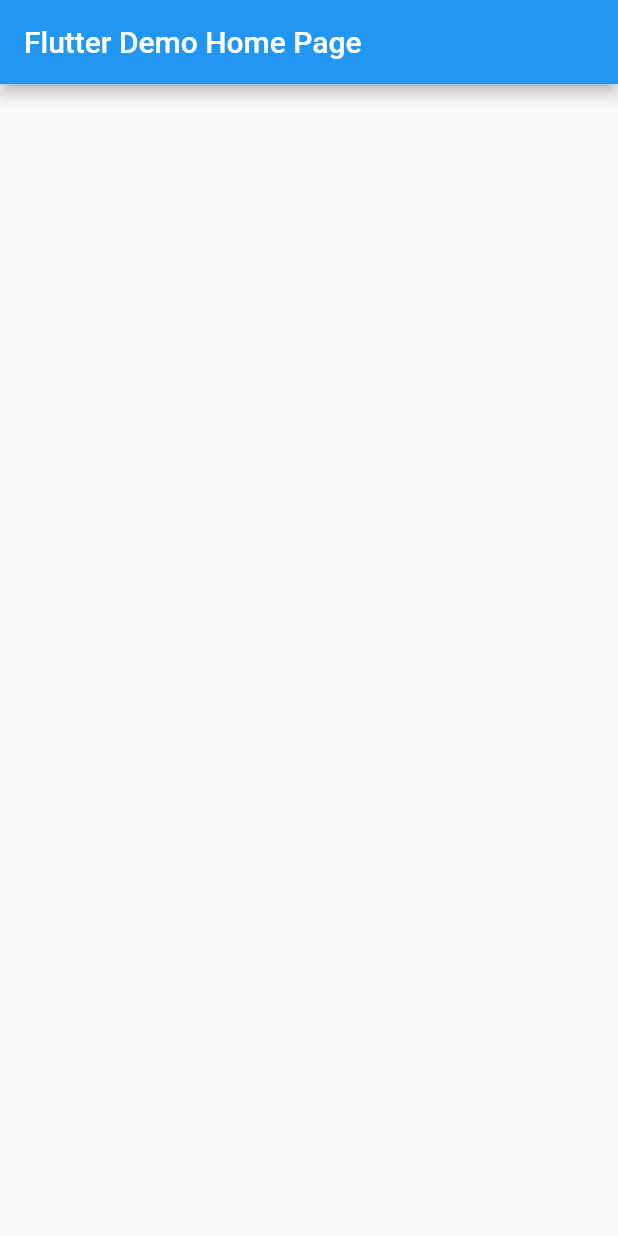
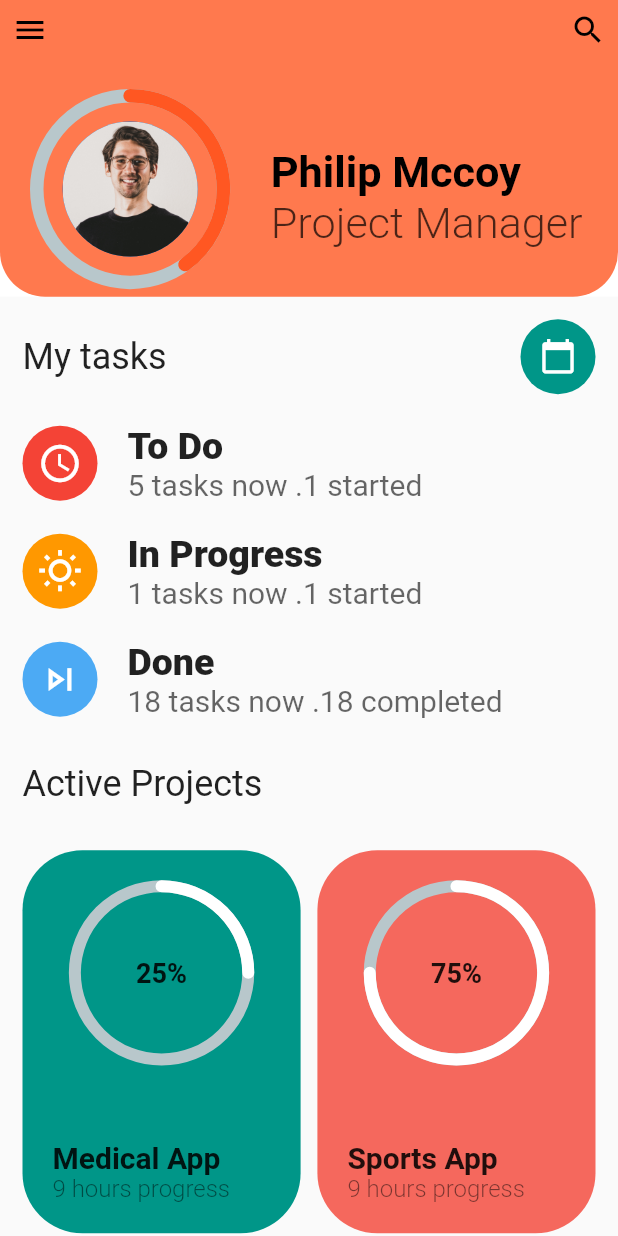
Before and after one commit to RustamAbdirakhmonov/todo_app, a Flutter app: the screen it shows after launch, on a phone screen of 412 x 824 dp. Run offline on Flutter 3.47's test engine with Material 2 defaults, Android fonts, the phone set to English and light mode, and no system bars; drawn by our look-alikes of percent_indicator.

Commit message:
to do app

```diff
--- a/lib/main.dart
+++ b/lib/main.dart
@@ -1,4 +1,5 @@
 import 'package:flutter/material.dart';
+import 'package:todo_app/screens/my_home_page_screen.dart';
 
 void main() {
   runApp(const MyApp());
@@ -11,7 +12,8 @@ class MyApp extends StatelessWidget {
   @override
   Widget build(BuildContext context) {
     return MaterialApp(
-      title: 'Flutter Demo',
+      debugShowCheckedModeBanner: false,
+      title: 'TodoApp',
       theme: ThemeData(
         // This is the theme of your application.
         //
@@ -24,57 +26,8 @@ class MyApp extends StatelessWidget {
         // is not restarted.
         primarySwatch: Colors.blue,
       ),
-      home: const MyHomePage(title: 'Flutter Demo Home Page'),
+      home: MyHomePageScreen(),
+
     );
   }
 }
-
-class MyHomePage extends StatefulWidget {
-  const MyHomePage({Key? key, required this.title}) : super(key: key);
-
-  // This widget is the home page of your application. It is stateful, meaning
-  // that it has a State object (defined below) that contains fields that affect
-  // how it looks.
-
-  // This class is the configuration for the state. It holds the values (in this
-  // case the title) provided by the parent (in this case the App widget) and
-  // used by the build method of the State. Fields in a Widget subclass are
-  // always marked "final".
-
-  final String title;
-
-  @override
-  State<MyHomePage> createState() => _MyHomePageState();
-}
-
-class _MyHomePageState extends State<MyHomePage> {
-  int _counter = 0;
-
-  void _incrementCounter() {
-    setState(() {
-      // This call to setState tells the Flutter framework that something has
-      // changed in this State, which causes it to rerun the build method below
-      // so that the display can reflect the updated values. If we changed
-      // _counter without calling setState(), then the build method would not be
-      // called again, and so nothing would appear to happen.
-      _counter++;
-    });
-  }
-
-  @override
-  Widget build(BuildContext context) {
-    // This method is rerun every time setState is called, for instance as done
-    // by the _incrementCounter method above.
-    //
-    // The Flutter framework has been optimized to make rerunning build methods
-    // fast, so that you can just rebuild anything that needs updating rather
-    // than having to individually change instances of widgets.
-    return Scaffold(
-      appBar: AppBar(
-        // Here we take the value from the MyHomePage object that was created by
-        // the App.build method, and use it to set our appbar title.
-        title: Text(widget.title),
-      ),
-    );
-  }
-}
--- /dev/null
+++ b/lib/screens/my_home_page_screen.dart
@@ -0,0 +1,379 @@
+import 'package:flutter/cupertino.dart';
+import 'package:flutter/material.dart';
+import 'package:percent_indicator/circular_percent_indicator.dart';
+
+class MyHomePageScreen extends StatefulWidget {
+  // static const routeArgs='/my_home_page';
+  const MyHomePageScreen({Key? key}) : super(key: key);
+
+  @override
+  State<MyHomePageScreen> createState() => _MyHomePageScreenState();
+}
+
+class _MyHomePageScreenState extends State<MyHomePageScreen> {
+  bool _pinned = true;
+  bool _snap = false;
+  bool _floating = false;
+
+  @override
+  Widget build(BuildContext context) {
+    var width = MediaQuery.of(context).size.width;
+    var height = MediaQuery.of(context).size.height;
+    return Scaffold(
+      body: CustomScrollView(
+        slivers: <Widget>[
+          SliverAppBar(
+            leading: const Align(
+                alignment: Alignment.topLeft,
+                child: Padding(
+                  padding: EdgeInsets.all(8.0),
+                  child: Icon(
+                    Icons.menu_outlined,
+                    color: Colors.black,
+                  ),
+                )),
+            shadowColor: Colors.black,
+            backgroundColor: Colors.white,
+            pinned: _pinned,
+            snap: _snap,
+            floating: _floating,
+            expandedHeight: height * .24,
+            toolbarHeight: height * .11,
+            actions: [
+              const Align(
+                  alignment: Alignment.topLeft,
+                  child: Padding(
+                    padding: EdgeInsets.all(8.0),
+                    child: Icon(
+                      Icons.search_outlined,
+                      color: Colors.black,
+                    ),
+                  )),
+            ],
+            flexibleSpace: FlexibleSpaceBar(
+              title: Row(
+                mainAxisAlignment: MainAxisAlignment.start,
+                crossAxisAlignment: CrossAxisAlignment.end,
+                children: <Widget>[
+                  CircularPercentIndicator(
+                    radius: width * .09,
+                    lineWidth: 5.0,
+                    animation: true,
+                    percent: .4,
+                    center: Container(
+                      padding: EdgeInsets.all(3),
+                      child: CircleAvatar(
+                        maxRadius: 25,
+                        minRadius: 10,
+                        backgroundImage: AssetImage('assets/images/user.jpg'),
+                      ),
+                    ),
+                    circularStrokeCap: CircularStrokeCap.round,
+                    progressColor: Colors.deepOrange,
+
+                  ),
+
+                  Padding(
+                    padding: EdgeInsets.only(bottom: 15, left: 15),
+                    child: Column(
+                      mainAxisAlignment: MainAxisAlignment.end,
+                      crossAxisAlignment: CrossAxisAlignment.start,
+                      children: <Widget>[
+                        Text(
+                          'Philip Mccoy',
+                          style: TextStyle(
+                              color: Colors.black,
+                              fontSize: 16,
+                              fontWeight: FontWeight.w700),
+                        ),
+                        Text(
+                          'Project Manager',
+                          style: TextStyle(
+                              color: Colors.black.withOpacity(.7),
+                              fontSize: 16,
+                              fontWeight: FontWeight.w300),
+                        )
+                      ],
+                    ),
+                  )
+                ],
+              ),
+              background: Container(
+                decoration: BoxDecoration(
+                    color: Colors.deepOrange.withOpacity(.8),
+                    borderRadius:
+                        BorderRadius.vertical(bottom: Radius.circular(30))),
+              ),
+              expandedTitleScale: 1.8,
+              titlePadding: EdgeInsets.only(left: 20, bottom: 5),
+            ),
+          ),
+          SliverList(
+            delegate: SliverChildBuilderDelegate(
+              (BuildContext context, int index) {
+                return SingleChildScrollView(
+                  child: Container(
+                    padding: EdgeInsets.only(top: 15, left: 15, right: 15),
+                    child: Column(
+                      children: <Widget>[
+                        Row(
+                          mainAxisAlignment: MainAxisAlignment.spaceBetween,
+                          children: <Widget>[
+                            Text(
+                              'My tasks',
+                              style: Theme.of(context).textTheme.headline5,
+                            ),
+                            Container(
+                              decoration: BoxDecoration(
+                                borderRadius: BorderRadius.circular(100),
+                                color: Colors.teal,
+                              ),
+                              width: 50,
+                              height: 50,
+                              child: Icon(
+                                Icons.calendar_today,
+                                color: Colors.white,
+                                size: 25,
+                              ),
+                            ),
+                          ],
+                        ),
+                        SizedBox(
+                          height: 20,
+                        ),
+                        TasksAction(
+                            icon: Icon(
+                              Icons.schedule_outlined,
+                              color: Colors.white,
+                              size: 30,
+                            ),
+                            title: 'To Do',
+                            currentTasks: 5,
+                            taskPosition: 'started',
+                            color: Colors.red,
+                            completed: 1),
+                        SizedBox(
+                          height: 20,
+                        ),
+                        TasksAction(
+                            icon: Icon(
+                              Icons.wb_sunny_outlined,
+                              color: Colors.white,
+                              size: 30,
+                            ),
+                            title: 'In Progress',
+                            currentTasks: 1,
+                            taskPosition: 'started',
+                            color: Colors.orange,
+                            completed: 1),
+                        SizedBox(
+                          height: 20,
+                        ),
+                        TasksAction(
+                            icon: Icon(
+                              Icons.skip_next_outlined,
+                              color: Colors.white,
+                              size: 30,
+                            ),
+                            title: 'Done',
+                            currentTasks: 18,
+                            taskPosition: 'completed',
+                            color: Colors.blue.withOpacity(.8),
+                            completed: 18),
+                        SizedBox(
+                          height: 30,
+                        ),
+                        Align(
+                            alignment: Alignment.centerLeft,
+                            child: Text(
+                              'Active Projects',
+                              style: Theme.of(context).textTheme.headline5,
+                            )),
+                        SizedBox(
+                          height: 30,
+                        ),
+                        Row(
+                          mainAxisAlignment: MainAxisAlignment.spaceBetween,
+                          children: <Widget>[
+                            ActiveProjects(
+                                color: Colors.teal,
+                                projectTitle: 'Medical App',
+                                progress: 9,
+                                percentage: .25),
+                            ActiveProjects(
+                                color: Colors.red.withOpacity(.8),
+                                projectTitle: 'Sports App',
+                                progress: 9,
+                                percentage: .75),
+                          ],
+                        ),
+                        SizedBox(
+                          height: 30,
+                        ),
+                        Row(
+                          mainAxisAlignment: MainAxisAlignment.spaceBetween,
+                          children: <Widget>[
+                            ActiveProjects(
+                                color: Colors.deepOrange.withOpacity(.6),
+                                projectTitle: 'Rent App',
+                                progress: 9,
+                                percentage: .60),
+                            ActiveProjects(
+                                color: Colors.blue.withOpacity(.8),
+                                projectTitle: 'Banking App',
+                                progress: 9,
+                                percentage: .48),
+                          ],
+                        ),
+                        SizedBox(
+                          height: 30,
+                        )
+                      ],
+                    ),
+                  ),
+                );
+              },
+              childCount: 1,
+            ),
+          )
+        ],
+        scrollDirection: Axis.vertical,
+      ),
+    );
+  }
+}
+
+class TasksAction extends StatelessWidget {
+  final Icon icon;
+  final String title;
+  final int currentTasks;
+  final String taskPosition;
+  final int completed;
+  final Color color;
+
+  const TasksAction(
+      {Key? key,
+      required this.icon,
+      required this.title,
+      required this.currentTasks,
+      required this.taskPosition,
+      required this.color,
+      required this.completed})
+      : super(key: key);
+
+  @override
+  Widget build(BuildContext context) {
+    return Container(
+      child: Row(
+        children: <Widget>[
+          Container(
+            width: 50,
+            height: 50,
+            decoration: BoxDecoration(
+                color: color, borderRadius: BorderRadius.circular(100)),
+            child: icon,
+          ),
+          SizedBox(
+            width: 20,
+          ),
+          Column(
+            crossAxisAlignment: CrossAxisAlignment.start,
+            mainAxisAlignment: MainAxisAlignment.center,
+            children: <Widget>[
+              Text(
+                title,
+                style: TextStyle(fontSize: 25, fontWeight: FontWeight.w800),
+              ),
+              Row(
+                children: <Widget>[
+                  Text(
+                    '${currentTasks} tasks now .',
+                    style: TextStyle(
+                        color: Colors.black.withOpacity(.6),
+                        fontWeight: FontWeight.w400,
+                        fontSize: 20),
+                  ),
+                  SizedBox(
+                    height: 5,
+                  ),
+                  Text(
+                    '${completed} ${taskPosition}',
+                    style: TextStyle(
+                        color: Colors.black.withOpacity(.6),
+                        fontWeight: FontWeight.w400,
+                        fontSize: 20),
+                  )
+                ],
+              )
+            ],
+          )
+        ],
+      ),
+    );
+  }
+}
+
+class ActiveProjects extends StatelessWidget {
+  final Color color;
+  final String projectTitle;
+  final int progress;
+  final double percentage;
+
+  const ActiveProjects(
+      {Key? key,
+      required this.color,
+      required this.projectTitle,
+      required this.progress,
+      required this.percentage})
+      : super(key: key);
+
+  @override
+  Widget build(BuildContext context) {
+    var width = MediaQuery.of(context).size.width;
+    return Container(
+      width: width * .45,
+      height: width * .62,
+      decoration:
+          BoxDecoration(color: color, borderRadius: BorderRadius.circular(40)),
+      padding: EdgeInsets.all(20),
+      child: Column(
+        crossAxisAlignment: CrossAxisAlignment.start,
+        mainAxisAlignment: MainAxisAlignment.spaceBetween,
+        children: <Widget>[
+          Align(
+            alignment: Alignment.topCenter,
+            child: CircularPercentIndicator(
+              radius: width * .15,
+              lineWidth: 8.0,
+              animation: true,
+              percent: percentage,
+              center: new Text(
+                "${(100 * percentage).toInt()}%",
+                style:
+                    new TextStyle(fontWeight: FontWeight.bold, fontSize: 18.0),
+              ),
+              circularStrokeCap: CircularStrokeCap.round,
+              progressColor: Colors.white,
+            ),
+          ),
+          Column(
+            crossAxisAlignment: CrossAxisAlignment.start,
+            children: <Widget>[
+              Text(
+                projectTitle,
+                style: TextStyle(fontSize: 20, fontWeight: FontWeight.w700),
+              ),
+              Text(
+                '${progress} hours progress',
+                style: TextStyle(
+                    fontSize: 16,
+                    color: Colors.black.withOpacity(.5),
+                    fontWeight: FontWeight.w300),
+              )
+            ],
+          )
+        ],
+      ),
+    );
+  }
+}
--- a/pubspec.yaml
+++ b/pubspec.yaml
@@ -29,6 +29,7 @@ environment:
 dependencies:
   flutter:
     sdk: flutter
+  percent_indicator: ^4.0.0
 
 
   # The following adds the Cupertino Icons font to your application.
@@ -58,9 +59,8 @@ flutter:
   uses-material-design: true
 
   # To add assets to your application, add an assets section, like this:
-  # assets:
-  #   - images/a_dot_burr.jpeg
-  #   - images/a_dot_ham.jpeg
+  assets:
+     - assets/images/
 
   # An image asset can refer to one or more resolution-specific "variants", see
   # https://flutter.dev/assets-and-images/#resolution-aware.
```
Also changed, not shown: assets/images/user.jpg (added), pubspec.lock.
